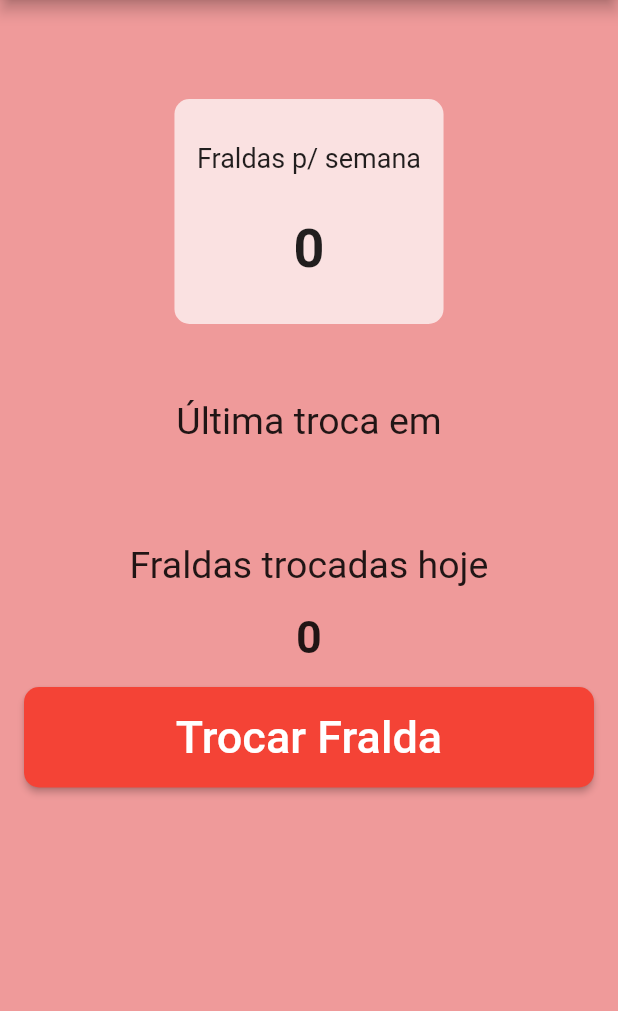
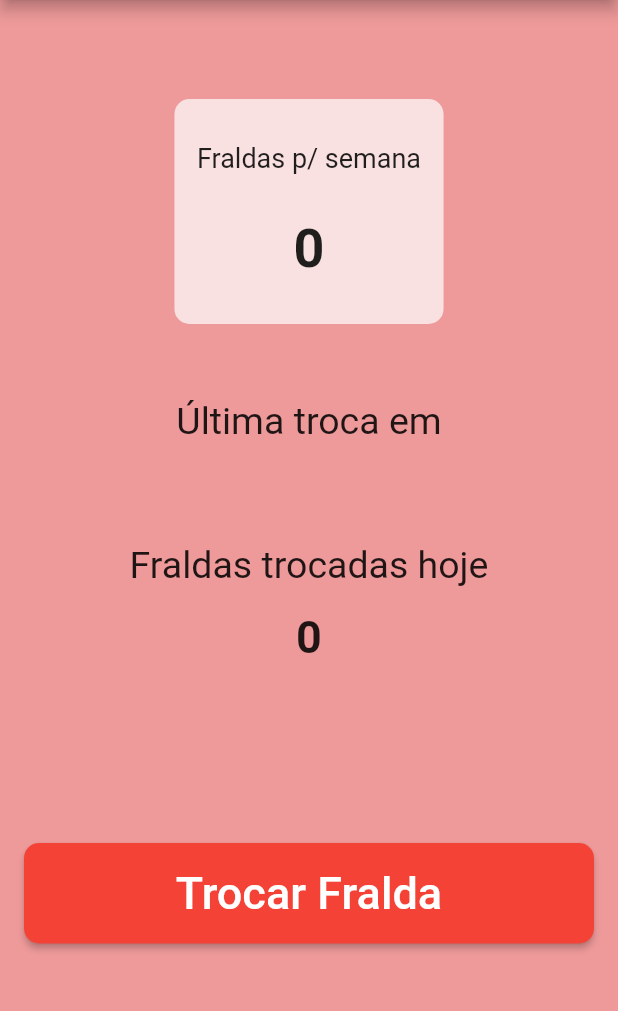
Before and after one commit to brut4luk3/fraldinha, a Flutter app: the screen it shows after launch, on a phone screen of 412 x 824 dp, the part 84-1095 px from its top. Run offline on Flutter 3.47's test engine with Material 2 defaults, Android fonts, the phone set to English and light mode, and no system bars; drawn by our look-alikes of carousel_slider.

```diff
--- a/lib/main.dart
+++ b/lib/main.dart
@@ -276,7 +276,7 @@ class _DiaperCalculatorState extends State<DiaperCalculator> {
               style: TextStyle(fontSize: 30, fontWeight: FontWeight.bold),
               textAlign: TextAlign.center,
             ),
-            SizedBox(height: 16),
+            SizedBox(height: 120),
             ElevatedButton(
                 onPressed: addDiaperChange,
                 style: ElevatedButton.styleFrom(
--- a/pubspec.yaml
+++ b/pubspec.yaml
@@ -33,6 +33,7 @@ dependencies:
 
   carousel_slider: ^4.0.0
   intl: ^0.17.0
+  google_mobile_ads: ^0.13.0
 
   # The following adds the Cupertino Icons font to your application.
   # Use with the CupertinoIcons class for iOS style icons.
```
Also changed, not shown: pubspec.lock.
